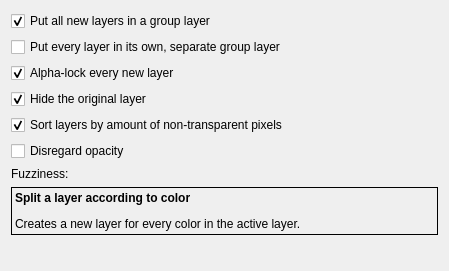
Qt form plugins/extensions/layersplit/wdg_layersplit.ui (KDE/krita) before a commit.
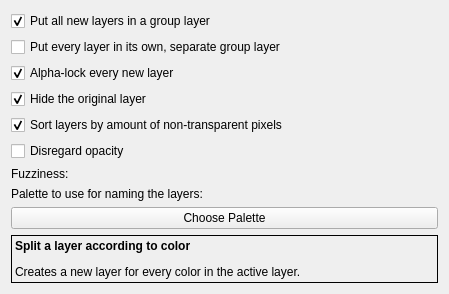
The same form after that commit. Custom widgets are drawn as their Qt base class.

Commit message:
Add the ability to let the layer split use color names from a palette.
This also implements two 'closest match' functions in kocolorset. One for the name, the other only for the index.

BUG:348837

What changed in the file:
```diff
--- a/plugins/extensions/layersplit/wdg_layersplit.ui
+++ b/plugins/extensions/layersplit/wdg_layersplit.ui
@@ -7,7 +7,7 @@
     <x>0</x>
     <y>0</y>
     <width>449</width>
-    <height>271</height>
+    <height>273</height>
    </rect>
   </property>
   <property name="windowTitle">
@@ -86,6 +86,20 @@
        </property>
       </widget>
      </item>
+     <item row="7" column="0" colspan="2">
+      <widget class="QLabel" name="label_2">
+       <property name="text">
+        <string>Palette to use for naming the layers:</string>
+       </property>
+      </widget>
+     </item>
+     <item row="8" column="0" colspan="2">
+      <widget class="KisPopupButton" name="paletteChooser">
+       <property name="text">
+        <string>Choose Palette</string>
+       </property>
+      </widget>
+     </item>
     </layout>
    </item>
    <item>
@@ -123,6 +137,11 @@
   </layout>
  </widget>
  <customwidgets>
+  <customwidget>
+   <class>KisPopupButton</class>
+   <extends>QPushButton</extends>
+   <header>kis_popup_button.h</header>
+  </customwidget>
   <customwidget>
    <class>KisSliderSpinBox</class>
    <extends>QWidget</extends>
```
Left out of the diff: 2 changed lines with no effect on the pictures. The commit also changes 5 other files.
